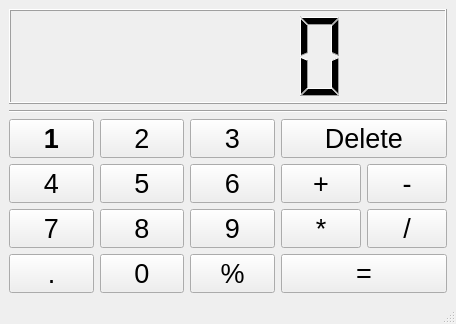
maybeddi/Calculatorqt, file mainwindow.ui: the form before one commit.
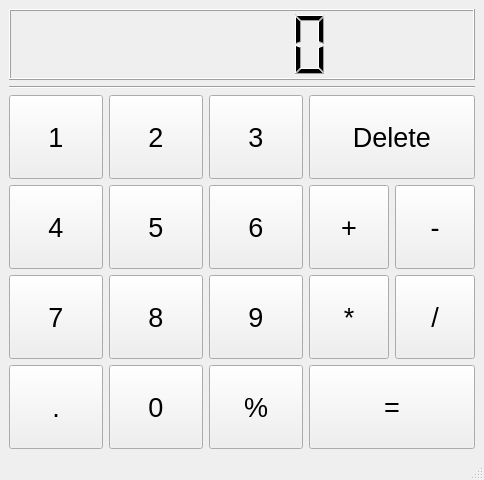
The form after the commit.

Commit message: feat(ui):make calculator layout responsive and proportional. Configured layoutStretch to (1, 0, 5) for the main vertical layout to properly scale display, separator line, and button grid.Set sizePolicy to Expanding for all push buttons to ensure uniform expansion.Added minimumSize limits to MainWindow and buttons to prevent UI breakage on shrink.

```diff
--- a/mainwindow.ui
+++ b/mainwindow.ui
@@ -6,17 +6,23 @@
    <rect>
     <x>0</x>
     <y>0</y>
-    <width>456</width>
-    <height>324</height>
+    <width>484</width>
+    <height>480</height>
    </rect>
   </property>
+  <property name="minimumSize">
+   <size>
+    <width>320</width>
+    <height>480</height>
+   </size>
+  </property>
   <property name="windowTitle">
    <string>MainWindow</string>
   </property>
   <widget class="QWidget" name="centralwidget">
    <layout class="QHBoxLayout" name="horizontalLayout_4">
     <item>
-     <layout class="QVBoxLayout" name="verticalLayout">
+     <layout class="QVBoxLayout" name="verticalLayout" stretch="1,0,5">
       <item>
        <widget class="QLCDNumber" name="lcdNumber">
         <property name="sizePolicy">
@@ -25,6 +31,12 @@
           <verstretch>0</verstretch>
          </sizepolicy>
         </property>
+        <property name="maximumSize">
+         <size>
+          <width>16000</width>
+          <height>16000</height>
+         </size>
+        </property>
        </widget>
       </item>
       <item>
@@ -41,15 +53,21 @@
           <item>
            <widget class="QPushButton" name="pushButton">
             <property name="sizePolicy">
-             <sizepolicy hsizetype="Minimum" vsizetype="Minimum">
+             <sizepolicy hsizetype="Expanding" vsizetype="Expanding">
               <horstretch>0</horstretch>
               <verstretch>0</verstretch>
              </sizepolicy>
             </property>
+            <property name="minimumSize">
+             <size>
+              <width>40</width>
+              <height>40</height>
+             </size>
+            </property>
             <property name="font">
              <font>
               <pointsize>20</pointsize>
-              <bold>true</bold>
+              <bold>false</bold>
              </font>
             </property>
             <property name="text">
@@ -59,6 +77,18 @@
           </item>
           <item>
            <widget class="QPushButton" name="pushButton_4">
+            <property name="sizePolicy">
+             <sizepolicy hsizetype="Expanding" vsizetype="Expanding">
+              <horstretch>0</horstretch>
+              <verstretch>0</verstretch>
+             </sizepolicy>
+            </property>
+            <property name="minimumSize">
+             <size>
+              <width>40</width>
+              <height>40</height>
+             </size>
+            </property>
             <property name="font">
              <font>
               <pointsize>20</pointsize>
@@ -71,6 +101,18 @@
           </item>
           <item>
            <widget class="QPushButton" name="pushButton_7">
+            <property name="sizePolicy">
+             <sizepolicy hsizetype="Expanding" vsizetype="Expanding">
+              <horstretch>0</horstretch>
+              <verstretch>0</verstretch>
+             </sizepolicy>
+            </property>
+            <property name="minimumSize">
+             <size>
+              <width>40</width>
+              <height>40</height>
+             </size>
+            </property>
             <property name="font">
              <font>
               <pointsize>20</pointsize>
@@ -83,6 +125,18 @@
           </item>
           <item>
            <widget class="QPushButton" name="pushButton_11">
+            <property name="sizePolicy">
+             <sizepolicy hsizetype="Expanding" vsizetype="Expanding">
+              <horstretch>0</horstretch>
+              <verstretch>0</verstretch>
+             </sizepolicy>
+            </property>
+            <property name="minimumSize">
+             <size>
+              <width>40</width>
+              <height>40</height>
+             </size>
+            </property>
             <property name="font">
              <font>
               <pointsize>20</pointsize>
@@ -99,6 +153,18 @@
          <layout class="QVBoxLayout" name="verticalLayout_6">
           <item>
            <widget class="QPushButton" name="pushButton_2">
+            <property name="sizePolicy">
+             <sizepolicy hsizetype="Expanding" vsizetype="Expanding">
+              <horstretch>0</horstretch>
+              <verstretch>0</verstretch>
+             </sizepolicy>
+            </property>
+            <property name="minimumSize">
+             <size>
+              <width>40</width>
+              <height>40</height>
+             </size>
+            </property>
             <property name="font">
              <font>
               <pointsize>20</pointsize>
@@ -111,6 +177,18 @@
           </item>
           <item>
            <widget class="QPushButton" name="pushButton_5">
+            <property name="sizePolicy">
+             <sizepolicy hsizetype="Expanding" vsizetype="Expanding">
+              <horstretch>0</horstretch>
+              <verstretch>0</verstretch>
+             </sizepolicy>
+            </property>
+            <property name="minimumSize">
+             <size>
+              <width>40</width>
+              <height>40</height>
+             </size>
+            </property>
             <property name="font">
              <font>
               <pointsize>20</pointsize>
@@ -123,6 +201,18 @@
           </item>
           <item>
            <widget class="QPushButton" name="pushButton_8">
+            <property name="sizePolicy">
+             <sizepolicy hsizetype="Expanding" vsizetype="Expanding">
+              <horstretch>0</horstretch>
+              <verstretch>0</verstretch>
+             </sizepolicy>
+            </property>
+            <property name="minimumSize">
+             <size>
+              <width>40</width>
+              <height>40</height>
+             </size>
+            </property>
             <property name="font">
              <font>
               <pointsize>20</pointsize>
@@ -135,6 +225,18 @@
           </item>
           <item>
            <widget class="QPushButton" name="pushButton_10">
+            <property name="sizePolicy">
+             <sizepolicy hsizetype="Expanding" vsizetype="Expanding">
+              <horstretch>0</horstretch>
+              <verstretch>0</verstretch>
+             </sizepolicy>
+            </property>
+            <property name="minimumSize">
+             <size>
+              <width>40</width>
+              <height>40</height>
+             </size>
+            </property>
             <property name="font">
              <font>
               <pointsize>20</pointsize>
@@ -151,6 +253,18 @@
          <layout class="QVBoxLayout" name="verticalLayout_8">
           <item>
            <widget class="QPushButton" name="pushButton_3">
+            <property name="sizePolicy">
+             <sizepolicy hsizetype="Expanding" vsizetype="Expanding">
+              <horstretch>0</horstretch>
+              <verstretch>0</verstretch>
+             </sizepolicy>
+            </property>
+            <property name="minimumSize">
+             <size>
+              <width>40</width>
+              <height>40</height>
+             </size>
+            </property>
             <property name="font">
              <font>
               <pointsize>20</pointsize>
@@ -163,6 +277,18 @@
           </item>
           <item>
            <widget class="QPushButton" name="pushButton_6">
+            <property name="sizePolicy">
+             <sizepolicy hsizetype="Expanding" vsizetype="Expanding">
+              <horstretch>0</horstretch>
+              <verstretch>0</verstretch>
+             </sizepolicy>
+            </property>
+            <property name="minimumSize">
+             <size>
+              <width>40</width>
+              <height>40</height>
+             </size>
+            </property>
             <property name="font">
              <font>
               <pointsize>20</pointsize>
@@ -175,6 +301,18 @@
           </item>
           <item>
            <widget class="QPushButton" name="pushButton_9">
+            <property name="sizePolicy">
+             <sizepolicy hsizetype="Expanding" vsizetype="Expanding">
+              <horstretch>0</horstretch>
+              <verstretch>0</verstretch>
+             </sizepolicy>
+            </property>
+            <property name="minimumSize">
+             <size>
+              <width>40</width>
+              <height>40</height>
+             </size>
+            </property>
             <property name="font">
              <font>
               <pointsize>20</pointsize>
@@ -187,6 +325,18 @@
           </item>
           <item>
            <widget class="QPushButton" name="pushButton_17">
+            <property name="sizePolicy">
+             <sizepolicy hsizetype="Expanding" vsizetype="Expanding">
+              <horstretch>0</horstretch>
+              <verstretch>0</verstretch>
+             </sizepolicy>
+            </property>
+            <property name="minimumSize">
+             <size>
+              <width>40</width>
+              <height>40</height>
+             </size>
+            </property>
             <property name="font">
              <font>
               <pointsize>20</pointsize>
@@ -203,6 +353,18 @@
          <layout class="QVBoxLayout" name="verticalLayout_4">
           <item>
            <widget class="QPushButton" name="pushButton_12">
+            <property name="sizePolicy">
+             <sizepolicy hsizetype="Expanding" vsizetype="Expanding">
+              <horstretch>0</horstretch>
+              <verstretch>0</verstretch>
+             </sizepolicy>
+            </property>
+            <property name="minimumSize">
+             <size>
+              <width>40</width>
+              <height>40</height>
+             </size>
+            </property>
             <property name="font">
              <font>
               <pointsize>20</pointsize>
@@ -217,6 +379,18 @@
            <layout class="QHBoxLayout" name="horizontalLayout_2">
             <item>
              <widget class="QPushButton" name="pushButton_13">
+              <property name="sizePolicy">
+               <sizepolicy hsizetype="Expanding" vsizetype="Expanding">
+                <horstretch>0</horstretch>
+                <verstretch>0</verstretch>
+               </sizepolicy>
+              </property>
+              <property name="minimumSize">
+               <size>
+                <width>40</width>
+                <height>40</height>
+               </size>
+              </property>
               <property name="font">
                <font>
                 <pointsize>20</pointsize>
@@ -229,6 +403,18 @@
             </item>
             <item>
              <widget class="QPushButton" name="pushButton_14">
+              <property name="sizePolicy">
+               <sizepolicy hsizetype="Expanding" vsizetype="Expanding">
+                <horstretch>0</horstretch>
+                <verstretch>0</verstretch>
+               </sizepolicy>
+              </property>
+              <property name="minimumSize">
+               <size>
+                <width>40</width>
+                <height>40</height>
+               </size>
+              </property>
               <property name="font">
                <font>
                 <pointsize>20</pointsize>
@@ -245,6 +431,18 @@
            <layout class="QHBoxLayout" name="horizontalLayout_3">
             <item>
              <widget class="QPushButton" name="pushButton_15">
+              <property name="sizePolicy">
+               <sizepolicy hsizetype="Expanding" vsizetype="Expanding">
+                <horstretch>0</horstretch>
+                <verstretch>0</verstretch>
+               </sizepolicy>
+              </property>
+              <property name="minimumSize">
+               <size>
+                <width>40</width>
+                <height>40</height>
+               </size>
+              </property>
               <property name="font">
                <font>
                 <pointsize>20</pointsize>
@@ -257,6 +455,18 @@
             </item>
             <item>
              <widget class="QPushButton" name="pushButton_16">
+              <property name="sizePolicy">
+               <sizepolicy hsizetype="Expanding" vsizetype="Expanding">
+                <horstretch>0</horstretch>
+                <verstretch>0</verstretch>
+               </sizepolicy>
+              </property>
+              <property name="minimumSize">
+               <size>
+                <width>40</width>
+                <height>40</height>
+               </size>
+              </property>
               <property name="font">
                <font>
                 <pointsize>20</pointsize>
@@ -271,6 +481,18 @@
           </item>
           <item>
            <widget class="QPushButton" name="pushButton_18">
+            <property name="sizePolicy">
+             <sizepolicy hsizetype="Expanding" vsizetype="Expanding">
+              <horstretch>0</horstretch>
+              <verstretch>0</verstretch>
+             </sizepolicy>
+            </property>
+            <property name="minimumSize">
+             <size>
+              <width>40</width>
+              <height>40</height>
+             </size>
+            </property>
             <property name="font">
              <font>
               <pointsize>20</pointsize>
```
Left out of the diff: 4 changed lines with no effect on the pictures.
